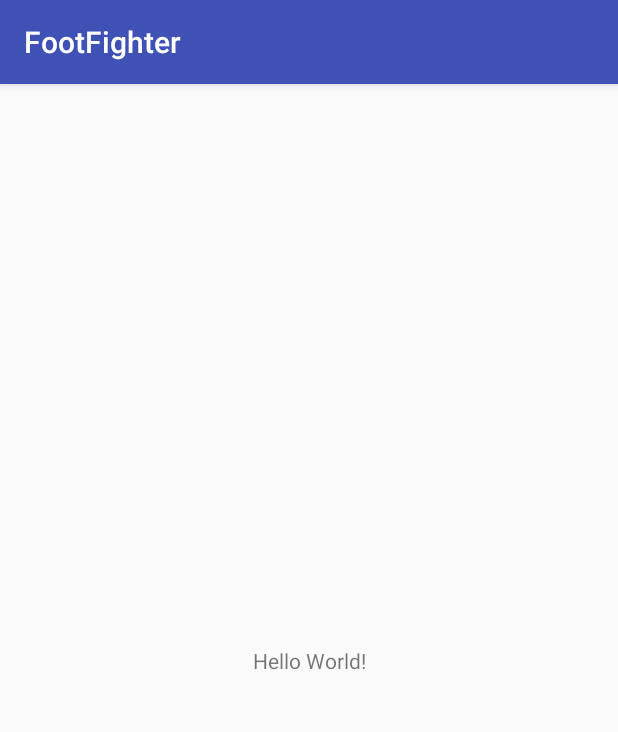
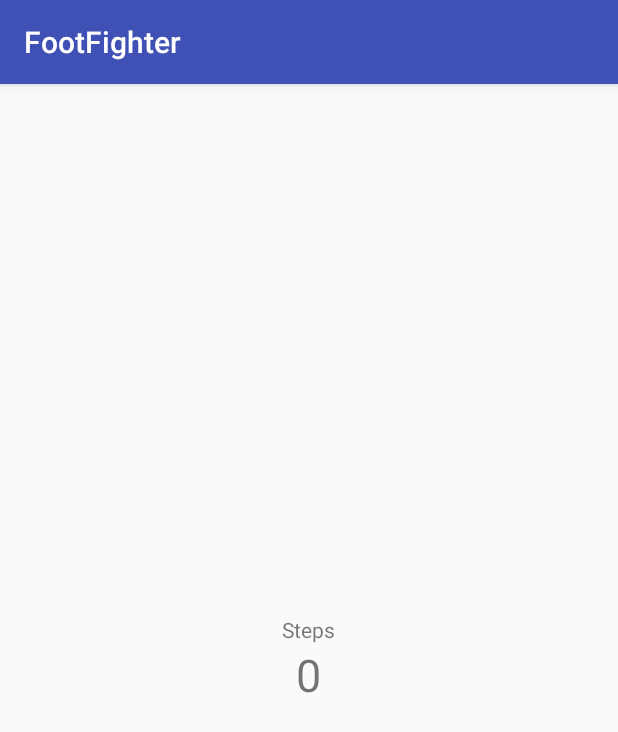
Before and after one commit to Lyreks/FootFighter, an Android app: the screen it shows after launch (MainActivity), on a phone screen of 412 x 824 dp. Shown: the top 732 px of the screen. Run offline under Robolectric (Android 15) with nearby library versions, the phone set to English and light mode, and no system bars.

```diff
--- a/app/src/main/java/io/github/lyreks/footfighter/MainActivity.java
+++ b/app/src/main/java/io/github/lyreks/footfighter/MainActivity.java
@@ -1,13 +1,56 @@
 package io.github.lyreks.footfighter;
 
+import android.content.Context;
+import android.hardware.Sensor;
+import android.hardware.SensorEvent;
+import android.hardware.SensorEventListener;
+import android.hardware.SensorManager;
 import android.support.v7.app.AppCompatActivity;
 import android.os.Bundle;
+import android.widget.TextView;
+import android.widget.Toast;
 
-public class MainActivity extends AppCompatActivity {
-    /* reeeeeeeee */
+public class MainActivity extends AppCompatActivity implements SensorEventListener {
+
+    TextView tv_steps;
+    SensorManager sensorManager;
+    boolean running = false;
+
     @Override
     protected void onCreate(Bundle savedInstanceState) {
         super.onCreate(savedInstanceState);
         setContentView(R.layout.activity_main);
+
+        tv_steps = findViewById(R.id.tv_steps);
+
+        sensorManager = (SensorManager) getSystemService(Context.SENSOR_SERVICE);
+    }
+
+    protected void onResume(){
+        super.onResume();
+        running = true;
+        Sensor countSensor = sensorManager.getDefaultSensor(Sensor.TYPE_STEP_COUNTER);
+        if(countSensor != null){
+            sensorManager.registerListener(this, countSensor, SensorManager.SENSOR_DELAY_GAME);
+        } else{
+            Toast.makeText(this, "Sensor not found", Toast.LENGTH_SHORT).show();
+        }
+    }
+
+    public void onPause(){
+        super.onPause();
+        running = false;
+    }
+
+    @Override
+    public void onSensorChanged(SensorEvent event) {
+        if(running){
+            tv_steps.setText(String.valueOf(event.values[0]));
+        }
+    }
+
+    @Override
+    public void onAccuracyChanged(Sensor sensor, int i) {
+
     }
 }
--- a/app/src/main/res/layout/activity_main.xml
+++ b/app/src/main/res/layout/activity_main.xml
@@ -1,18 +1,24 @@
 <?xml version="1.0" encoding="utf-8"?>
-<android.support.constraint.ConstraintLayout xmlns:android="http://schemas.android.com/apk/res/android"
+<LinearLayout xmlns:android="http://schemas.android.com/apk/res/android"
     xmlns:app="http://schemas.android.com/apk/res-auto"
     xmlns:tools="http://schemas.android.com/tools"
     android:layout_width="match_parent"
     android:layout_height="match_parent"
+    android:orientation="vertical"
+    android:gravity="center"
     tools:context="io.github.lyreks.footfighter.MainActivity">
 
     <TextView
+        android:id="@+id/tv_info"
         android:layout_width="wrap_content"
         android:layout_height="wrap_content"
-        android:text="Hello World!"
-        app:layout_constraintBottom_toBottomOf="parent"
-        app:layout_constraintLeft_toLeftOf="parent"
-        app:layout_constraintRight_toRightOf="parent"
-        app:layout_constraintTop_toTopOf="parent" />
+        android:text="Steps"/>
 
-</android.support.constraint.ConstraintLayout>
+    <TextView
+        android:id="@+id/tv_steps"
+        android:layout_width="wrap_content"
+        android:layout_height="wrap_content"
+        android:text="0"
+        android:textSize="30dp" />
+
+</LinearLayout>
--- a/build.gradle
+++ b/build.gradle
@@ -7,7 +7,7 @@ buildscript {
         jcenter()
     }
     dependencies {
-        classpath 'com.android.tools.build:gradle:3.0.1'
+        classpath 'com.android.tools.build:gradle:3.1.3'
 
 
         // NOTE: Do not place your application dependencies here; they belong
```
Also changed, not shown: gradle/wrapper/gradle-wrapper.properties.
